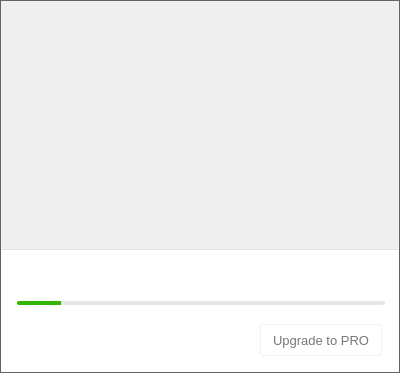
Old version of the form src/MEGASync/gui/linux/InfoDialog.ui in the repository meganz/MEGAsync.
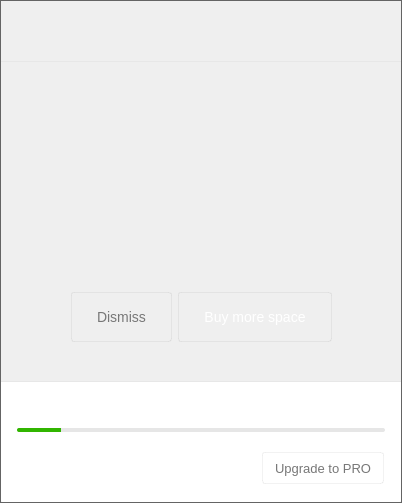
New version of the form. Icons and pictures are not drawn. Custom widgets are drawn as their Qt base class.

Commit message: Updated the style of the main dialog on Windows and Linux

```diff
--- a/src/MEGASync/gui/linux/InfoDialog.ui
+++ b/src/MEGASync/gui/linux/InfoDialog.ui
@@ -6,20 +6,20 @@
    <rect>
     <x>0</x>
     <y>0</y>
-    <width>400</width>
-    <height>373</height>
+    <width>402</width>
+    <height>503</height>
    </rect>
   </property>
   <property name="minimumSize">
    <size>
-    <width>400</width>
-    <height>373</height>
+    <width>402</width>
+    <height>503</height>
    </size>
   </property>
   <property name="maximumSize">
    <size>
     <width>402</width>
-    <height>373</height>
+    <height>503</height>
    </size>
   </property>
   <property name="windowTitle">
@@ -31,7 +31,7 @@
  border: 1px solid  rgb(100, 100, 100);
 }
 
-#bAvatar, #bState, #bDotUsedQuota, #bDotUsedStorage, #bMEGAheader, #bClockDown, #bClockUp
+#bAvatar, #bState, #bDotUsedQuota, #bDotUsedStorage, #bMEGAheader, #bClockDown, #bClockUp, #bOQIcon
 {
 	border: none;
 }
@@ -112,12 +112,12 @@
 background-color: transparent;
 }
 
-#wSeparator
+#wSeparator, #wHeaderSeparator
 {
-background-color:  rgba(0, 0, 0, 5%);
+background-color:  rgb(231, 231, 231);
 }
 
-#wContainerBottom
+#wContainerBottom, #wRecentUpdated
 {
 background-color: white;
 border-bottom-left-radius: 2px;
@@ -136,25 +136,33 @@
 border-radius: 2px;
 }
                                                             
-QProgressBar#pUsageStorage::chunk{
+QProgressBar#pUsageStorage::chunk
+{
 background-color: #2BA6DE;
 border-top-left-radius: 2px;
 border-bottom-left-radius: 2px;
 }
-
-QProgressBar#pUsageQuota::chunk{
+QProgressBar#pUsageQuota::chunk
+{
 background-color: #31B500;
 border-top-left-radius: 2px;
 border-bottom-left-radius: 2px;
 }
 
+QProgressBar#pUsageStorage::chunk[almostoq=true] {
+background-color: #FFA500;
+border-top-left-radius: 2px;
+border-bottom-left-radius: 2px;
+}
+
 QProgressBar#pUsageStorage::chunk[crossedge=true] {
-background-color: #2BA6DE;
+background-color: #EB4444;
 border-radius: 2px;
 }
 
-QProgressBar#pUsageQuota::chunk[crossedge=true]{
-background-color: #31B500;
+QProgressBar#pUsageQuota::chunk[crossedge=true]
+{
+background-color: #EB4444;
 border-radius: 2px;
 }
 
@@ -214,6 +222,50 @@
  color: #777777;
 }
 
+#bDismiss
+{
+
+ background-color: qlineargradient(x1: 0, y1: 0, x2: 0, y2: 1,
+                                      stop: 0 #ffffff, stop: 1 #fcfcfc);
+ border-radius: 3px;
+ border: 1px solid rgba(0, 0, 0, 5%);
+ padding: 16px 25px 16px 25px;
+ font-family: &quot;Source Sans Pro&quot;;
+ font-size: 14px;
+ color: #777777;
+
+}
+
+#bBuyQuota
+{
+
+ background-color: qlineargradient(x1: 0, y1: 0, x2: 0, y2: 1,
+                                      stop: 0 #ff666b, stop: 1 #ec5257);
+ border-radius: 3px;
+ border: 1px solid rgba(0, 0, 0, 5%);
+ padding: 16px 25px 16px 25px;
+ font-family: &quot;Source Sans Pro&quot;;
+ font-size: 14px;
+ color: #ffffff;
+
+}
+
+#lOQTitle
+{
+	color: #333333;
+	font-family: Lato;
+	font-size: 16px;
+}
+
+#lOQDesc
+{
+	color: #F0373A;
+	font-family: Lato;
+	font-size: 14px;
+	font-weight: 600;
+}
+
+
 #bSyncFolder:hover, #bUpgrade::hover
 {
   border: 1px solid rgba(0, 0, 0, 20%);
@@ -277,16 +329,22 @@
    </property>
    <item>
     <widget class="QWidget" name="wContainerHeader" native="true">
+     <property name="sizePolicy">
+      <sizepolicy hsizetype="Fixed" vsizetype="Fixed">
+       <horstretch>0</horstretch>
+       <verstretch>0</verstretch>
+      </sizepolicy>
+     </property>
      <property name="minimumSize">
       <size>
-       <width>0</width>
-       <height>250</height>
+       <width>400</width>
+       <height>380</height>
       </size>
      </property>
      <property name="maximumSize">
       <size>
-       <width>16777215</width>
-       <height>250</height>
+       <width>400</width>
+       <height>380</height>
       </size>
      </property>
      <property name="styleSheet">
@@ -461,8 +519,45 @@
         </layout>
        </widget>
       </item>
+      <item>
+       <widget class="QWidget" name="wHeaderSeparator" native="true">
+        <property name="sizePolicy">
+         <sizepolicy hsizetype="MinimumExpanding" vsizetype="MinimumExpanding">
+          <horstretch>0</horstretch>
+          <verstretch>0</verstretch>
+         </sizepolicy>
+        </property>
+        <property name="minimumSize">
+         <size>
+          <width>400</width>
+          <height>1</height>
+         </size>
+        </property>
+        <property name="maximumSize">
+         <size>
+          <width>400</width>
+          <height>1</height>
+         </size>
+        </property>
+        <property name="styleSheet">
+         <string notr="true"/>
+        </property>
+       </widget>
+      </item>
       <item>
        <widget class="QWidget" name="wActiveTransfersContainer" native="true">
+        <property name="minimumSize">
+         <size>
+          <width>0</width>
+          <height>320</height>
+         </size>
+        </property>
+        <property name="maximumSize">
+         <size>
+          <width>16777215</width>
+          <height>320</height>
+         </size>
+        </property>
         <property name="styleSheet">
          <string notr="true"/>
         </property>
@@ -487,13 +582,13 @@
            <property name="minimumSize">
             <size>
              <width>0</width>
-             <height>190</height>
+             <height>320</height>
             </size>
            </property>
            <property name="maximumSize">
             <size>
              <width>16777215</width>
-             <height>190</height>
+             <height>320</height>
             </size>
            </property>
            <property name="styleSheet">
@@ -640,49 +735,193 @@
             <property name="minimumSize">
              <size>
               <width>0</width>
-              <height>190</height>
+              <height>320</height>
              </size>
             </property>
             <property name="maximumSize">
              <size>
               <width>16777215</width>
-              <height>190</height>
+              <height>320</height>
              </size>
             </property>
             <layout class="QVBoxLayout" name="verticalLayout_2">
              <property name="spacing">
-              <number>0</number>
+              <number>30</number>
              </property>
              <property name="leftMargin">
-              <number>0</number>
+              <number>20</number>
              </property>
              <property name="topMargin">
-              <number>0</number>
+              <number>30</number>
              </property>
              <property name="rightMargin">
-              <number>0</number>
+              <number>20</number>
              </property>
              <property name="bottomMargin">
-              <number>0</number>
+              <number>40</number>
              </property>
              <item>
               <widget class="QWidget" name="wTransfers" native="true">
                <property name="minimumSize">
                 <size>
-                 <width>400</width>
-                 <height>190</height>
+                 <width>0</width>
+                 <height>64</height>
                 </size>
                </property>
                <property name="maximumSize">
                 <size>
-                 <width>400</width>
-                 <height>190</height>
+                 <width>16777215</width>
+                 <height>64</height>
+                </size>
+               </property>
+               <layout class="QHBoxLayout" name="horizontalLayout_5">
+                <property name="leftMargin">
+                 <number>0</number>
+                </property>
+                <property name="topMargin">
+                 <number>0</number>
+                </property>
+                <property name="rightMargin">
+                 <number>0</number>
+                </property>
+                <property name="bottomMargin">
+                 <number>0</number>
+                </property>
+                <item>
+                 <spacer name="horizontalSpacer_5">
+                  <property name="orientation">
+                   <enum>Qt::Horizontal</enum>
+                  </property>
+                  <property name="sizeHint" stdset="0">
+                   <size>
+                    <width>146</width>
+                    <height>20</height>
+                   </size>
+                  </property>
+                 </spacer>
+                </item>
+                <item>
+                 <widget class="QPushButton" name="bOQIcon">
+                  <property name="maximumSize">
+                   <size>
+                    <width>64</width>
+                    <height>64</height>
+                   </size>
+                  </property>
+                  <property name="text">
+                   <string/>
+                  </property>
+                  <property name="iconSize">
+                   <size>
+                    <width>64</width>
+                    <height>64</height>
+                   </size>
+                  </property>
+                 </widget>
+                </item>
+                <item>
+                 <spacer name="horizontalSpacer_6">
+                  <property name="orientation">
+                   <enum>Qt::Horizontal</enum>
+                  </property>
+                  <property name="sizeHint" stdset="0">
+                   <size>
+                    <width>145</width>
+                    <height>20</height>
+                   </size>
+                  </property>
+                 </spacer>
+                </item>
+               </layout>
+              </widget>
+             </item>
+             <item>
+              <widget class="QWidget" name="wOQlabels" native="true">
+               <property name="minimumSize">
+                <size>
+                 <width>0</width>
+                 <height>0</height>
+                </size>
+               </property>
+               <property name="maximumSize">
+                <size>
+                 <width>16777215</width>
+                 <height>16777215</height>
                 </size>
                </property>
                <layout class="QVBoxLayout" name="verticalLayout_13">
                 <property name="spacing">
+                 <number>15</number>
+                </property>
+                <property name="leftMargin">
                  <number>0</number>
                 </property>
+                <property name="topMargin">
+                 <number>0</number>
+                </property>
+                <property name="rightMargin">
+                 <number>0</number>
+                </property>
+                <property name="bottomMargin">
+                 <number>0</number>
+                </property>
+                <item>
+                 <widget class="QLabel" name="lOQTitle">
+                  <property name="minimumSize">
+                   <size>
+                    <width>0</width>
+                    <height>19</height>
+                   </size>
+                  </property>
+                  <property name="maximumSize">
+                   <size>
+                    <width>16777215</width>
+                    <height>16777215</height>
+                   </size>
+                  </property>
+                  <property name="text">
+                   <string/>
+                  </property>
+                  <property name="alignment">
+                   <set>Qt::AlignCenter</set>
+                  </property>
+                  <property name="wordWrap">
+                   <bool>true</bool>
+                  </property>
+                 </widget>
+                </item>
+                <item>
+                 <widget class="QLabel" name="lOQDesc">
+                  <property name="text">
+                   <string/>
+                  </property>
+                  <property name="alignment">
+                   <set>Qt::AlignCenter</set>
+                  </property>
+                  <property name="wordWrap">
+                   <bool>true</bool>
+                  </property>
+                 </widget>
+                </item>
+               </layout>
+              </widget>
+             </item>
+             <item>
+              <spacer name="verticalSpacer">
+               <property name="orientation">
+                <enum>Qt::Vertical</enum>
+               </property>
+               <property name="sizeHint" stdset="0">
+                <size>
+                 <width>20</width>
+                 <height>40</height>
+                </size>
+               </property>
+              </spacer>
+             </item>
+             <item>
+              <widget class="QWidget" name="wQQButtons" native="true">
+               <layout class="QHBoxLayout" name="horizontalLayout_6">
                 <property name="leftMargin">
                  <number>0</number>
                 </property>
@@ -696,309 +935,65 @@
                  <number>0</number>
                 </property>
                 <item>
-                 <spacer name="verticalSpacer1">
+                 <spacer name="horizontalSpacer_7">
                   <property name="orientation">
-                   <enum>Qt::Vertical</enum>
+                   <enum>Qt::Horizontal</enum>
                   </property>
                   <property name="sizeHint" stdset="0">
                    <size>
-                    <width>20</width>
-                    <height>40</height>
+                    <width>1</width>
+                    <height>20</height>
                    </size>
                   </property>
                  </spacer>
                 </item>
                 <item>
-                 <widget class="ActiveTransfer" name="wTransferDown" native="true">
+                 <widget class="QPushButton" name="bDismiss">
                   <property name="minimumSize">
                    <size>
-                    <width>400</width>
-                    <height>51</height>
+                    <width>0</width>
+                    <height>50</height>
                    </size>
                   </property>
                   <property name="maximumSize">
                    <size>
-                    <width>400</width>
-                    <height>51</height>
+                    <width>16777215</width>
+                    <height>50</height>
                    </size>
                   </property>
-                 </widget>
-                </item>
-                <item>
-                 <widget class="QWidget" name="wDownloadDesc" native="true">
-                  <property name="minimumSize">
-                   <size>
-                    <width>400</width>
-                    <height>43</height>
-                   </size>
+                  <property name="text">
+                   <string>Dismiss</string>
                   </property>
-                  <property name="maximumSize">
-                   <size>
-                    <width>400</width>
-                    <height>43</height>
-                   </size>
-                  </property>
-                  <layout class="QHBoxLayout" name="horizontalLayout_5" stretch="1,0,0,0">
-                   <property name="spacing">
-                    <number>10</number>
-                   </property>
-                   <property name="leftMargin">
-                    <number>15</number>
-                   </property>
-                   <property name="topMargin">
-                    <number>4</number>
-                   </property>
-                   <property name="rightMargin">
-                    <number>20</number>
-                   </property>
-                   <property name="bottomMargin">
-                    <number>15</number>
-                   </property>
-                   <item>
-                    <widget class="QLabel" name="lDownloads">
-                     <property name="styleSheet">
-                      <string notr="true"/>
-                     </property>
-                     <property name="text">
-                      <string/>
-                     </property>
-                    </widget>
-                   </item>
-                   <item>
-                    <spacer name="horizontalSpacer_5">
-                     <property name="orientation">
-                      <enum>Qt::Horizontal</enum>
-                     </property>
-                     <property name="sizeHint" stdset="0">
-                      <size>
-                       <width>150</width>
-                       <height>20</height>
-                      </size>
-                     </property>
-                    </spacer>
-                   </item>
-                   <item>
-                    <widget class="QPushButton" name="bClockDown">
-                     <property name="sizePolicy">
-                      <sizepolicy hsizetype="Maximum" vsizetype="Minimum">
-                       <horstretch>0</horstretch>
-                       <verstretch>0</verstretch>
-                      </sizepolicy>
-                     </property>
-                     <property name="minimumSize">
-                      <size>
-                       <width>24</width>
-                       <height>24</height>
-                      </size>
-                     </property>
-                     <property name="maximumSize">
-                      <size>
-                       <width>24</width>
-                       <height>24</height>
-                      </size>
-                     </property>
-                     <property name="focusPolicy">
-                      <enum>Qt::NoFocus</enum>
-                     </property>
-                     <property name="text">
-                      <string/>
-                     </property>
-                     <property name="icon">
-                      <iconset resource="../Resources_linux.qrc">
-                       <normaloff>:/images/clock_ico.png</normaloff>:/images/clock_ico.png</iconset>
-                     </property>
-                     <property name="iconSize">
-                      <size>
-                       <width>24</width>
-                       <height>24</height>
-                      </size>
-                     </property>
-                     <property name="flat">
-                      <bool>true</bool>
-                     </property>
-                    </widget>
-                   </item>
-                   <item>
-                    <widget class="QLabel" name="lRemainingTimeD">
-                     <property name="minimumSize">
-                      <size>
-                       <width>65</width>
-                       <height>0</height>
-                      </size>
-                     </property>
-                     <property name="maximumSize">
-                      <size>
-                       <width>60</width>
-                       <height>16777215</height>
-                      </size>
-                     </property>
-                     <property name="layoutDirection">
-                      <enum>Qt::RightToLeft</enum>
-                     </property>
-                     <property name="styleSheet">
-                      <string notr="true"/>
-                     </property>
-                     <property name="text">
-                      <string/>
-                     </property>
-                     <property name="alignment">
-                      <set>Qt::AlignCenter</set>
-                     </property>
-                    </widget>
-                   </item>
-                  </layout>
                  </widget>
                 </item>
                 <item>
-                 <widget class="ActiveTransfer" name="wTransferUp" native="true">
+                 <widget class="QPushButton" name="bBuyQuota">
                   <property name="minimumSize">
                    <size>
-                    <width>400</width>
-                    <height>52</height>
+                    <width>0</width>
+                    <height>50</height>
                    </size>
                   </property>
                   <property name="maximumSize">
                    <size>
-                    <width>400</width>
-                    <height>52</height>
+                    <width>16777215</width>
+                    <height>50</height>
                    </size>
                   </property>
-                 </widget>
-                </item>
-                <item>
-                 <widget class="QWidget" name="wUploadDesc" native="true">
-                  <property name="minimumSize">
-                   <size>
-                    <width>400</width>
-                    <height>43</height>
-                   </size>
+                  <property name="text">
+                   <string>Buy more space</string>
                   </property>
-                  <property name="maximumSize">
-                   <size>
-                    <width>400</width>
-                    <height>43</height>
-                   </size>
-                  </property>
-                  <layout class="QHBoxLayout" name="horizontalLayout_6" stretch="1,0,0,0">
-                   <property name="spacing">
-                    <number>10</number>
-                   </property>
-                   <property name="leftMargin">
-                    <number>15</number>
-                   </property>
-                   <property name="topMargin">
-                    <number>4</number>
-                   </property>
-                   <property name="rightMargin">
-                    <number>20</number>
-                   </property>
-                   <property name="bottomMargin">
-                    <number>15</number>
-                   </property>
-                   <item>
-                    <widget class="QLabel" name="lUploads">
-                     <property name="styleSheet">
-                      <string notr="true"/>
-                     </property>
-                     <property name="text">
-                      <string/>
-                     </property>
-                    </widget>
-                   </item>
-                   <item>
-                    <spacer name="horizontalSpacer_6">
-                     <property name="orientation">
-                      <enum>Qt::Horizontal</enum>
-                     </property>
-                     <property name="sizeHint" stdset="0">
-                      <size>
-                       <width>150</width>
-                       <height>20</height>
-                      </size>
-                     </property>
-                    </spacer>
-                   </item>
-                   <item>
-                    <widget class="QPushButton" name="bClockUp">
-                     <property name="sizePolicy">
-                      <sizepolicy hsizetype="Maximum" vsizetype="Minimum">
-                       <horstretch>0</horstretch>
-                       <verstretch>0</verstretch>
-                      </sizepolicy>
-                     </property>
-                     <property name="minimumSize">
-                      <size>
-                       <width>24</width>
-                       <height>24</height>
-                      </size>
-                     </property>
-                     <property name="maximumSize">
-                      <size>
-                       <width>24</width>
-                       <height>24</height>
-                      </size>
-                     </property>
-                     <property name="focusPolicy">
-                      <enum>Qt::NoFocus</enum>
-                     </property>
-                     <property name="text">
-                      <string/>
-                     </property>
-                     <property name="icon">
-                      <iconset resource="../Resources_linux.qrc">
-                       <normaloff>:/images/clock_ico.png</normaloff>:/images/clock_ico.png</iconset>
-                     </property>
-                     <property name="iconSize">
-                      <size>
-                       <width>24</width>
-                       <height>24</height>
-                      </size>
-                     </property>
-                     <property name="flat">
-                      <bool>true</bool>
-                     </property>
-                    </widget>
-                   </item>
-                   <item>
-                    <widget class="QLabel" name="lRemainingTimeU">
-                     <property name="minimumSize">
-                      <size>
-                       <width>65</width>
-                       <height>0</height>
-                      </size>
-                     </property>
-                     <property name="maximumSize">
-                      <size>
-                       <width>60</width>
-                       <height>16777215</height>
-                      </size>
-                     </property>
-                     <property name="layoutDirection">
-                      <enum>Qt::RightToLeft</enum>
-                     </property>
-                     <property name="styleSheet">
-                      <string notr="true"/>
-                     </property>
-                     <property name="text">
-                      <string/>
-                     </property>
-                     <property name="alignment">
-                      <set>Qt::AlignCenter</set>
-                     </property>
-                    </widget>
-                   </item>
-                  </layout>
                  </widget>
                 </item>
                 <item>
-                 <spacer name="verticalSpacer2">
+                 <spacer name="horizontalSpacer_8">
                   <property name="orientation">
-                   <enum>Qt::Vertical</enum>
+                   <enum>Qt::Horizontal</enum>
                   </property>
                   <property name="sizeHint" stdset="0">
                    <size>
-                    <width>20</width>
-                    <height>40</height>
+                    <width>1</width>
+                    <height>20</height>
                    </size>
                   </property>
                  </spacer>
@@ -1113,33 +1108,42 @@
     <widget class="QWidget" name="wSeparator" native="true">
      <property name="minimumSize">
       <size>
-       <width>0</width>
+       <width>400</width>
        <height>1</height>
       </size>
      </property>
      <property name="maximumSize">
       <size>
-       <width>16777215</width>
+       <width>400</width>
        <height>1</height>
       </size>
      </property>
+     <property name="styleSheet">
+      <string notr="true"/>
+     </property>
     </widget>
    </item>
    <item>
     <widget class="QWidget" name="wContainerBottom" native="true">
+     <property name="sizePolicy">
+      <sizepolicy hsizetype="Fixed" vsizetype="Fixed">
+       <horstretch>0</horstretch>
+       <verstretch>0</verstretch>
+      </sizepolicy>
+     </property>
      <property name="minimumSize">
       <size>
-       <width>0</width>
-       <height>122</height>
+       <width>400</width>
+       <height>120</height>
       </size>
      </property>
      <property name="maximumSize">
       <size>
-       <width>16777215</width>
-       <height>122</height>
+       <width>400</width>
+       <height>120</height>
       </size>
      </property>
-     <layout class="QVBoxLayout" name="verticalLayout" stretch="0,0,0">
+     <layout class="QVBoxLayout" name="verticalLayout">
       <property name="spacing">
        <number>0</number>
       </property>
@@ -1160,24 +1164,24 @@
         <property name="minimumSize">
          <size>
           <width>0</width>
-          <height>18</height>
+          <height>10</height>
          </size>
         </property>
         <property name="maximumSize">
          <size>
           <width>16777215</width>
-          <height>18</height>
+          <height>10</height>
          </size>
         </property>
         <layout class="QHBoxLayout" name="horizontalLayout_3">
          <property name="spacing">
-          <number>8</number>
+          <number>6</number>
          </property>
          <property name="leftMargin">
           <number>0</number>
          </property>
          <property name="topMargin">
-          <number>4</number>
+          <number>0</number>
          </property>
          <property name="rightMargin">
           <number>0</number>
@@ -1284,18 +1288,15 @@
         <property name="minimumSize">
          <size>
           <width>0</width>
-          <height>49</height>
+          <height>40</height>
          </size>
         </property>
         <property name="maximumSize">
          <size>
           <width>16777215</width>
-          <height>49</height>
+          <height>40</height>
          </size>
         </property>
-        <property name="styleSheet">
-         <string notr="true"/>
-        </property>
         <layout class="QVBoxLayout" name="verticalLayout_11">
          <property name="spacing">
           <number>0</number>
@@ -1317,18 +1318,15 @@
            <property name="minimumSize">
             <size>
              <width>0</width>
-             <height>0</height>
+             <height>40</height>
             </size>
            </property>
            <property name="maximumSize">
             <size>
              <width>16777215</width>
-             <height>16777215</height>
+             <height>40</height>
             </size>
            </property>
-           <property name="styleSheet">
-            <string notr="true"/>
-           </property>
            <property name="currentIndex">
             <number>1</number>
            </property>
@@ -1562,13 +1560,13 @@
                <property name="minimumSize">
                 <size>
                  <width>0</width>
-                 <height>0</height>
+                 <height>40</height>
                 </size>
                </property>
                <property name="maximumSize">
                 <size>
                  <width>16777215</width>
-                 <height>16777215</height>
+                 <height>40</height>
                 </size>
                </property>
                <property name="styleSheet">
@@ -1588,7 +1586,7 @@
                  <number>16</number>
                 </property>
                 <property name="bottomMargin">
-                 <number>9</number>
+                 <number>0</number>
                 </property>
                 <item>
                  <widget class="QWidget" name="widget_9" native="true">
@@ -1601,13 +1599,13 @@
                   <property name="minimumSize">
                    <size>
                     <width>368</width>
-                    <height>25</height>
+                    <height>20</height>
                    </size>
                   </property>
                   <property name="maximumSize">
                    <size>
                     <width>368</width>
-                    <height>25</height>
+                    <height>20</height>
                    </size>
                   </property>
                   <layout class="QHBoxLayout" name="horizontalLayout_7">
@@ -1637,13 +1635,13 @@
                      <property name="minimumSize">
                       <size>
                        <width>0</width>
-                       <height>0</height>
+                       <height>20</height>
                       </size>
                      </property>
                      <property name="maximumSize">
                       <size>
                        <width>16777215</width>
-                       <height>16777215</height>
+                       <height>20</height>
                       </size>
                      </property>
                      <property name="focusPolicy">
@@ -1677,13 +1675,13 @@
                      <property name="minimumSize">
                       <size>
                        <width>0</width>
-                       <height>0</height>
+                       <height>20</height>
                       </size>
                      </property>
                      <property name="maximumSize">
                       <size>
                        <width>16777215</width>
-                       <height>16777215</height>
+                       <height>20</height>
                       </size>
                      </property>
                      <property name="focusPolicy">
@@ -1767,7 +1765,7 @@
           <number>0</number>
          </property>
          <property name="leftMargin">
-          <number>17</number>
+          <number>14</number>
          </property>
          <property name="topMargin">
           <number>0</number>
@@ -1776,7 +1774,7 @@
           <number>17</number>
          </property>
          <property name="bottomMargin">
-          <number>8</number>
+          <number>0</number>
          </property>
          <item>
           <widget class="StatusInfo" name="wStatus" native="true">
@@ -1847,18 +1845,18 @@
   </layout>
  </widget>
  <customwidgets>
-  <customwidget>
-   <class>ActiveTransfer</class>
-   <extends>QWidget</extends>
-   <header>ActiveTransfer.h</header>
-   <container>1</container>
-  </customwidget>
   <customwidget>
    <class>AvatarWidget</class>
    <extends>QWidget</extends>
    <header location="global">AvatarWidget.h</header>
    <container>1</container>
   </customwidget>
+  <customwidget>
+   <class>InfoDialogTransfersWidget</class>
+   <extends>QWidget</extends>
+   <header location="global">InfoDialogTransfersWidget.h</header>
+   <container>1</container>
+  </customwidget>
   <customwidget>
    <class>StatusInfo</class>
    <extends>QWidget</extends>
```
Left out of the diff: 82 changed lines with no effect on the pictures. The commit also changes 1 other file.
